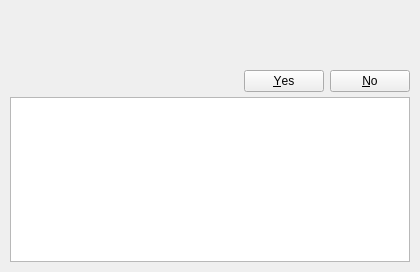
First picture: the form in ui/transactiondialog.ui, repository aarnt/octopi, before the edit.
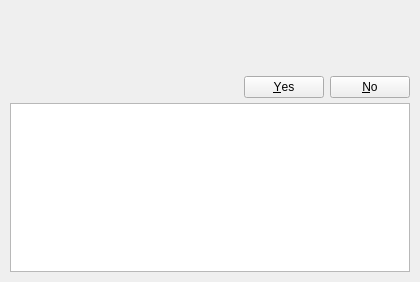
Second picture: the form after the edit. Icons and pictures are not drawn.

Commit message: - Changes in transactiondialog.ui size; - Fixes in pt_BR translation.

Patch:
```diff
--- a/ui/transactiondialog.ui
+++ b/ui/transactiondialog.ui
@@ -7,13 +7,13 @@
     <x>0</x>
     <y>0</y>
     <width>420</width>
-    <height>272</height>
+    <height>282</height>
    </rect>
   </property>
   <property name="maximumSize">
    <size>
     <width>420</width>
-    <height>272</height>
+    <height>282</height>
    </size>
   </property>
   <property name="windowTitle">
@@ -74,6 +74,22 @@
      </property>
     </widget>
    </item>
+   <item>
+    <spacer name="verticalSpacer_2">
+     <property name="orientation">
+      <enum>Qt::Vertical</enum>
+     </property>
+     <property name="sizeType">
+      <enum>QSizePolicy::Fixed</enum>
+     </property>
+     <property name="sizeHint" stdset="0">
+      <size>
+       <width>20</width>
+       <height>2</height>
+      </size>
+     </property>
+    </spacer>
+   </item>
    <item>
     <widget class="QDialogButtonBox" name="buttonBox">
      <property name="standardButtons">
```
The commit also changes 2 other files.
